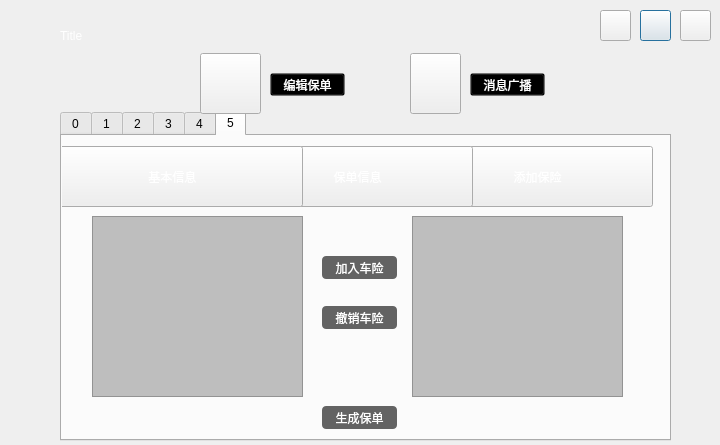
This is selleroper.ui in xurongchen/CIP as Qt 5 draws it before an edit. The edited form follows.
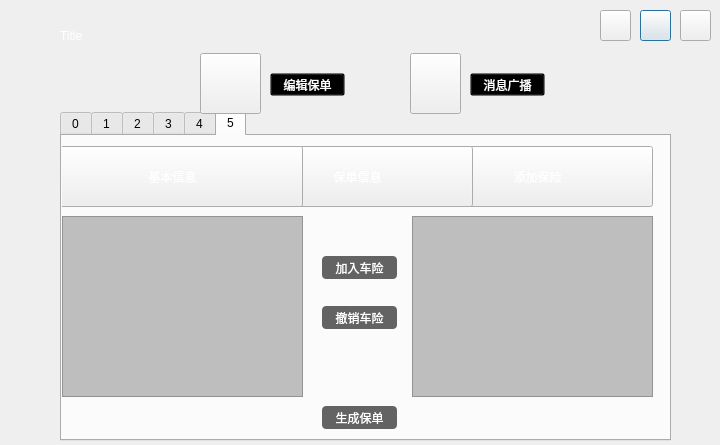
This is the edited form. The open tabs and pages were chosen to show the change. Icons and pictures are not drawn.

Commit message: seller tableview UI

Patch:
```diff
--- a/selleroper.ui
+++ b/selleroper.ui
@@ -1069,9 +1069,9 @@
     <widget class="QTableView" name="TVInsuranceget">
      <property name="geometry">
       <rect>
-       <x>30</x>
+       <x>0</x>
        <y>80</y>
-       <width>211</width>
+       <width>241</width>
        <height>181</height>
       </rect>
      </property>
@@ -1084,7 +1084,7 @@
       <rect>
        <x>350</x>
        <y>80</y>
-       <width>211</width>
+       <width>241</width>
        <height>181</height>
       </rect>
      </property>
```
Left out of the diff: 2 changed lines with no effect on the pictures. The commit also changes 1 other file.
